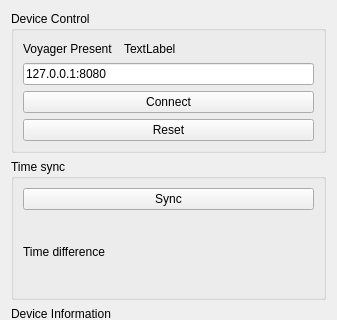
Old version of the form Debugger/Components/Controls.ui in the repository Microflown-Technologies/DAQ-Driver; both pictures show x 0 to 337 and y 0 to 320 of the 337 by 795 pixel window.
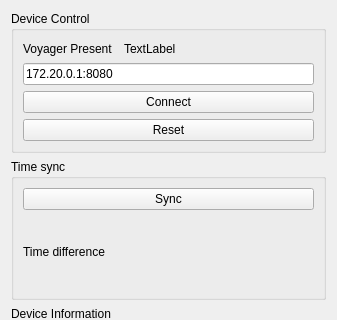
New version of the form.

What changed in the file:
```diff
--- a/Debugger/Components/Controls.ui
+++ b/Debugger/Components/Controls.ui
@@ -307,7 +307,7 @@
       <item row="1" column="0" colspan="3">
        <widget class="QLineEdit" name="txt_hostname">
         <property name="text">
-         <string>127.0.0.1:8080</string>
+         <string>172.20.0.1:8080</string>
         </property>
        </widget>
       </item>
```
